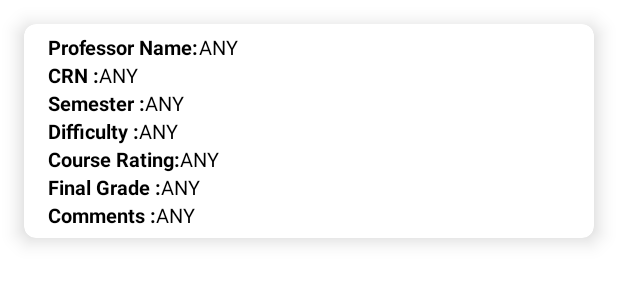
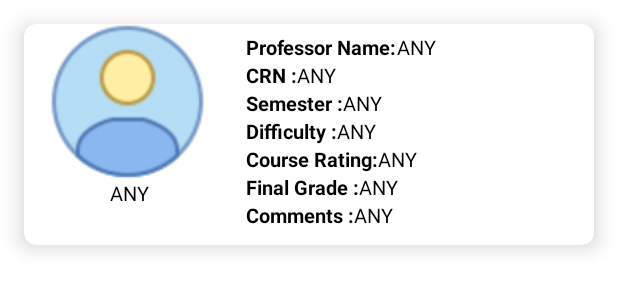
Before and after one commit to Nlege001/AccountCreation, an Android app: the layout list_item_display.xml on its own in the app's theme, with its tools: preview values and no code run, on a phone screen of 412 x 824 dp. Shown: the top 300 px of the screen. Run offline under Robolectric (Android 15) with nearby library versions, the phone set to English and light mode, and no system bars.

Commit message:
sample profile picture and "any" email attached on recycler view for view assessments

```diff
--- a/app/src/main/res/layout/list_item_display.xml
+++ b/app/src/main/res/layout/list_item_display.xml
@@ -1,5 +1,6 @@
 <?xml version="1.0" encoding="utf-8"?>
 <androidx.cardview.widget.CardView xmlns:android="http://schemas.android.com/apk/res/android"
+    xmlns:tools="http://schemas.android.com/tools"
     android:layout_width="match_parent"
     android:layout_height="wrap_content"
     xmlns:app= "http://schemas.android.com/apk/res-auto"
@@ -9,11 +10,13 @@
 
 
     <LinearLayout
-        android:layout_width="wrap_content"
-        android:layout_height="wrap_content"
+        android:layout_width="232dp"
+        android:layout_height="135dp"
+        android:layout_gravity="right"
+        android:layout_marginVertical="6dp"
         android:layout_marginStart="16dp"
-        android:layout_marginVertical="6dp"
         android:orientation="vertical">
+
 
         <LinearLayout
             android:layout_width="wrap_content"
@@ -27,14 +30,15 @@
                 android:text="Professor Name:"
                 android:textColor="@color/black"
                 android:textSize="13sp"
-                android:textStyle="bold"/>
+                android:textStyle="bold" />
+
             <TextView
+                android:id="@+id/profName_card"
                 android:layout_width="wrap_content"
                 android:layout_height="wrap_content"
                 android:text="ANY"
                 android:textColor="@color/black"
-                android:textSize="13sp"
-                android:id="@+id/profName_card"/>
+                android:textSize="13sp" />
 
         </LinearLayout>
 
@@ -50,14 +54,15 @@
                 android:text="CRN :"
                 android:textColor="@color/black"
                 android:textSize="13sp"
-                android:textStyle="bold"/>
+                android:textStyle="bold" />
+
             <TextView
+                android:id="@+id/crn_card"
                 android:layout_width="wrap_content"
                 android:layout_height="wrap_content"
                 android:text="ANY"
                 android:textColor="@color/black"
-                android:textSize="13sp"
-                android:id="@+id/crn_card"/>
+                android:textSize="13sp" />
 
         </LinearLayout>
 
@@ -73,14 +78,15 @@
                 android:text="Semester :"
                 android:textColor="@color/black"
                 android:textSize="13sp"
-                android:textStyle="bold"/>
+                android:textStyle="bold" />
+
             <TextView
+                android:id="@+id/semester_card"
                 android:layout_width="wrap_content"
                 android:layout_height="wrap_content"
                 android:text="ANY"
                 android:textColor="@color/black"
-                android:textSize="13sp"
-                android:id="@+id/semester_card"/>
+                android:textSize="13sp" />
 
         </LinearLayout>
 
@@ -96,14 +102,15 @@
                 android:text="Difficulty :"
                 android:textColor="@color/black"
                 android:textSize="13sp"
-                android:textStyle="bold"/>
+                android:textStyle="bold" />
+
             <TextView
+                android:id="@+id/difficulty_card"
                 android:layout_width="wrap_content"
                 android:layout_height="wrap_content"
                 android:text="ANY"
                 android:textColor="@color/black"
-                android:textSize="13sp"
-                android:id="@+id/difficulty_card"/>
+                android:textSize="13sp" />
 
         </LinearLayout>
 
@@ -119,14 +126,15 @@
                 android:text="Course Rating:"
                 android:textColor="@color/black"
                 android:textSize="13sp"
-                android:textStyle="bold"/>
+                android:textStyle="bold" />
+
             <TextView
+                android:id="@+id/cRating_card"
                 android:layout_width="wrap_content"
                 android:layout_height="wrap_content"
                 android:text="ANY"
                 android:textColor="@color/black"
-                android:textSize="13sp"
-                android:id="@+id/cRating_card"/>
+                android:textSize="13sp" />
 
         </LinearLayout>
 
@@ -142,14 +150,15 @@
                 android:text="Final Grade :"
                 android:textColor="@color/black"
                 android:textSize="13sp"
-                android:textStyle="bold"/>
+                android:textStyle="bold" />
+
             <TextView
+                android:id="@+id/garde_card"
                 android:layout_width="wrap_content"
                 android:layout_height="wrap_content"
                 android:text="ANY"
                 android:textColor="@color/black"
-                android:textSize="13sp"
-                android:id="@+id/garde_card"/>
+                android:textSize="13sp" />
 
         </LinearLayout>
 
@@ -165,19 +174,47 @@
                 android:text="Comments :"
                 android:textColor="@color/black"
                 android:textSize="13sp"
-                android:textStyle="bold"/>
+                android:textStyle="bold" />
+
             <TextView
+                android:id="@+id/comments_card"
                 android:layout_width="wrap_content"
                 android:layout_height="wrap_content"
                 android:text="ANY"
                 android:textColor="@color/black"
-                android:textSize="13sp"
-                android:id="@+id/comments_card"/>
+                android:textSize="13sp" />
 
         </LinearLayout>
 
 
-
     </LinearLayout>
 
+    <androidx.constraintlayout.widget.ConstraintLayout
+        android:layout_width="match_parent"
+        android:layout_height="135dp">
+
+        <de.hdodenhof.circleimageview.CircleImageView
+            android:id="@+id/image_view_profile"
+            android:layout_width="106dp"
+            android:layout_height="103dp"
+            android:layout_centerInParent="true"
+            android:layout_marginStart="16dp"
+            android:background="@drawable/pp_fragment"
+            android:src="@drawable/profile_icon"
+            app:layout_constraintStart_toStartOf="parent"
+            app:layout_constraintTop_toTopOf="parent" />
+
+        <TextView
+            android:id="@+id/email_profile_text"
+            android:layout_width="wrap_content"
+            android:layout_height="wrap_content"
+            android:layout_marginStart="57dp"
+            android:layout_marginTop="103dp"
+            android:text="ANY"
+            android:textColor="@color/black"
+            android:textSize="13sp"
+            app:layout_constraintStart_toStartOf="parent"
+            app:layout_constraintTop_toTopOf="parent" />
+    </androidx.constraintlayout.widget.ConstraintLayout>
+
 </androidx.cardview.widget.CardView>
```
Also changed, not shown: app/src/main/java/com/example/accounttcreation/DisplayUserInput.kt (+11 -0 lines).
